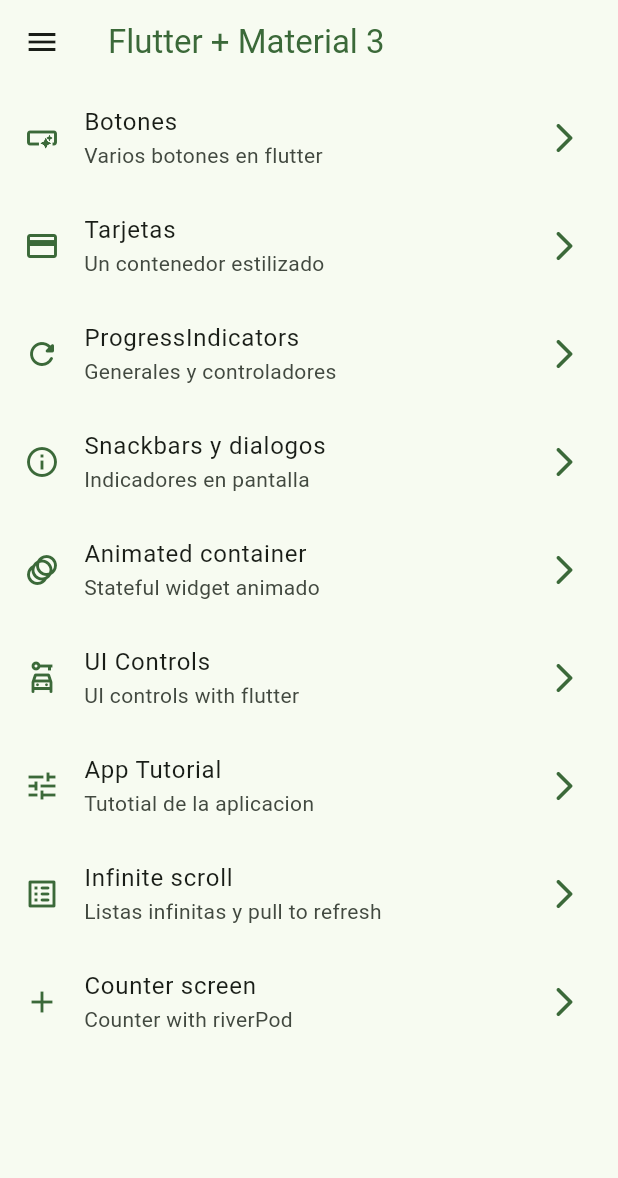
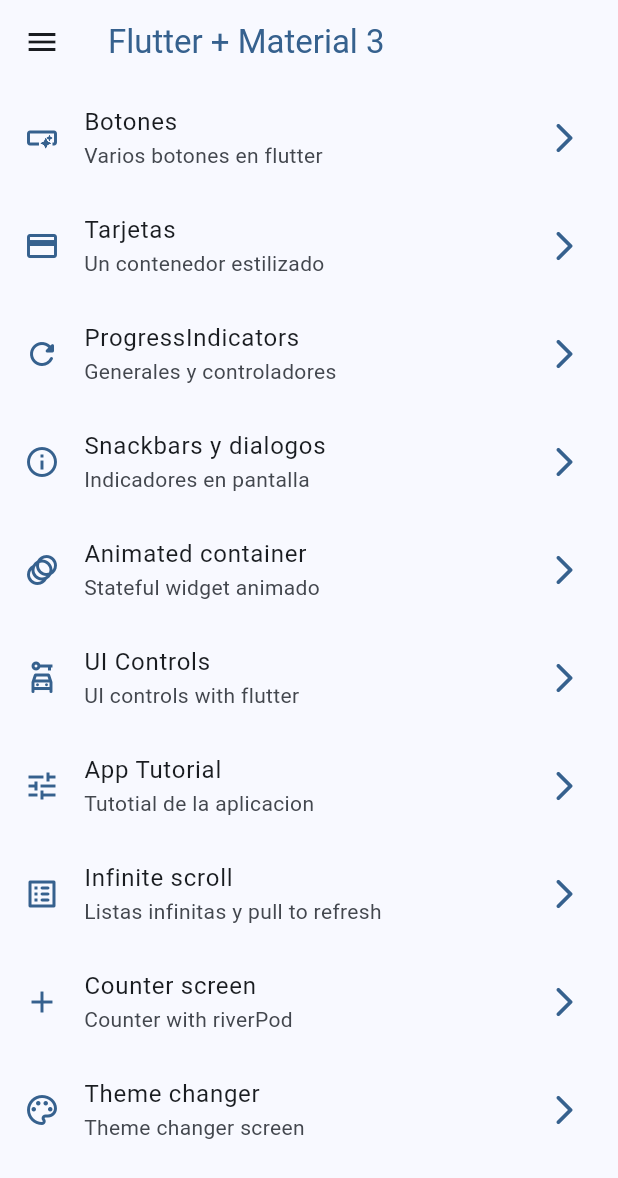
Before and after one commit to osvaldo-o/widgets-app-flutter, a Flutter app: the screen it shows after launch, on a phone screen of 412 x 824 dp. Shown: the top 1178 px of the screen. Run offline on Flutter 3.47's test engine with Material 3 defaults, Android fonts, the phone set to English and light mode, and no system bars; our stand-ins replace animate_do, flutter_riverpod, go_router.

Commit message:
Riverpod StateProvider

```diff
--- a/lib/config/menu/menu_items.dart
+++ b/lib/config/menu/menu_items.dart
@@ -61,4 +61,10 @@ const List<MenuItem> appMenuItems = [
     link: '/counter',
     icon: Icons.add,
   ),
+  MenuItem(
+    title: 'Theme changer',
+    subTitle: 'Theme changer screen',
+    link: '/theme-changer',
+    icon: Icons.color_lens_outlined,
+  ),
 ];
--- a/lib/config/router/app_router.dart
+++ b/lib/config/router/app_router.dart
@@ -1,5 +1,6 @@
 import 'package:go_router/go_router.dart';
 import 'package:widgets_app/presentation/screens/screens.dart';
+import 'package:widgets_app/presentation/screens/theme/theme_changer_screen.dart';
 
 final appRouter = GoRouter(
   routes: [
@@ -43,5 +44,9 @@ final appRouter = GoRouter(
       path: '/counter',
       builder: (context, state) => const CounterScreen(),
     ),
+    GoRoute(
+      path: '/theme-changer',
+      builder: (context, state) => const ThemeChangerScreen(),
+    ),
   ],
 );
--- a/lib/config/theme/app_theme.dart
+++ b/lib/config/theme/app_theme.dart
@@ -13,12 +13,14 @@ const colorList = <Color>[
 
 class AppTheme {
   final int selectedColor;
+  final bool isDarkMode;
 
-  AppTheme({this.selectedColor = 0})
+  AppTheme({this.isDarkMode = false, this.selectedColor = 0})
       : assert(selectedColor >= 0, 'selected color must be greater then 0');
 
   ThemeData getTheme() => ThemeData(
       useMaterial3: true,
+      brightness: isDarkMode ? Brightness.dark : Brightness.light,
       colorSchemeSeed: colorList[selectedColor],
       appBarTheme: const AppBarTheme(centerTitle: false));
 }
--- a/lib/main.dart
+++ b/lib/main.dart
@@ -2,20 +2,24 @@ import 'package:flutter/material.dart';
 import 'package:flutter_riverpod/flutter_riverpod.dart';
 import 'package:widgets_app/config/router/app_router.dart';
 import 'package:widgets_app/config/theme/app_theme.dart';
+import 'package:widgets_app/presentation/provider/theme_provider.dart';
 
 void main() {
   runApp(const ProviderScope(child: MainApp()));
 }
 
-class MainApp extends StatelessWidget {
+class MainApp extends ConsumerWidget {
   const MainApp({super.key});
 
   @override
-  Widget build(BuildContext context) {
+  Widget build(BuildContext context, WidgetRef ref) {
+    final bool isDarkMode = ref.watch(isDarkModeProvider);
+    final int selectColor = ref.watch(selectColorProvider);
     return MaterialApp.router(
       routerConfig: appRouter,
       debugShowCheckedModeBanner: false,
-      theme: AppTheme(selectedColor: 2).getTheme(),
+      theme: AppTheme(isDarkMode: isDarkMode, selectedColor: selectColor)
+          .getTheme(),
     );
   }
 }
--- a/lib/presentation/provider/theme _provider.dart
+++ /dev/null
@@ -1,3 +0,0 @@
-import 'package:flutter_riverpod/flutter_riverpod.dart';
-
-final isDarkModeProvider = StateProvider<bool>((ref) => false);
--- /dev/null
+++ b/lib/presentation/provider/theme_provider.dart
@@ -0,0 +1,7 @@
+import 'package:flutter/material.dart';
+import 'package:flutter_riverpod/flutter_riverpod.dart';
+import 'package:widgets_app/config/theme/app_theme.dart';
+
+final isDarkModeProvider = StateProvider<bool>((ref) => false);
+final colorListProvider = StateProvider<List<Color>>((ref) => colorList);
+final selectColorProvider = StateProvider<int>((ref) => 0);
--- a/lib/presentation/screens/counter/counter_screen.dart
+++ b/lib/presentation/screens/counter/counter_screen.dart
@@ -1,7 +1,7 @@
 import 'package:flutter/material.dart';
 import 'package:flutter_riverpod/flutter_riverpod.dart';
 import 'package:widgets_app/presentation/provider/counter_provider.dart';
-import 'package:widgets_app/presentation/provider/theme%20_provider.dart';
+import 'package:widgets_app/presentation/provider/theme_provider.dart';
 
 class CounterScreen extends ConsumerWidget {
   const CounterScreen({super.key});
--- a/lib/presentation/screens/screens.dart
+++ b/lib/presentation/screens/screens.dart
@@ -1,3 +1,4 @@
+export 'package:widgets_app/presentation/screens/theme/theme_changer_screen.dart';
 export 'package:widgets_app/presentation/screens/counter/counter_screen.dart';
 export 'package:widgets_app/presentation/screens/animated/animated_screen.dart';
 export 'package:widgets_app/presentation/screens/app_tutorial/app_tutorial_screen.dart';
```
Also changed, not shown: lib/presentation/screens/theme/theme_changer_screen.dart (added, +56 -0 lines).
